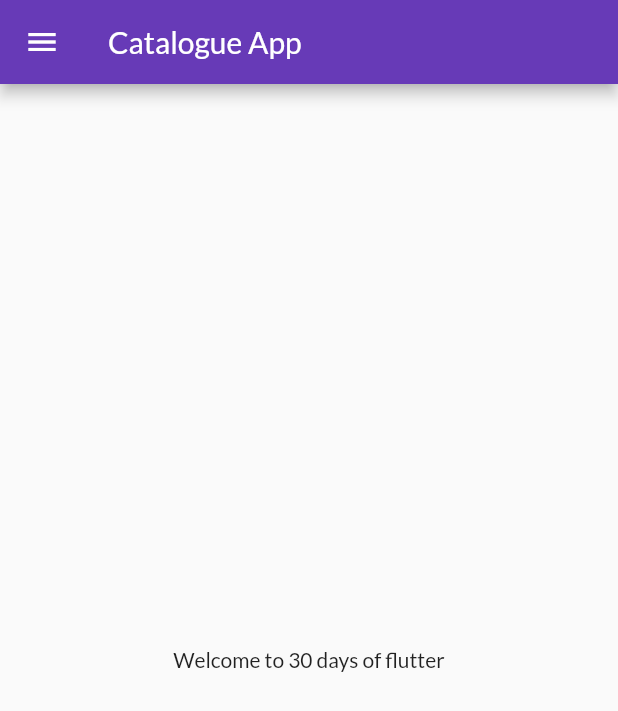
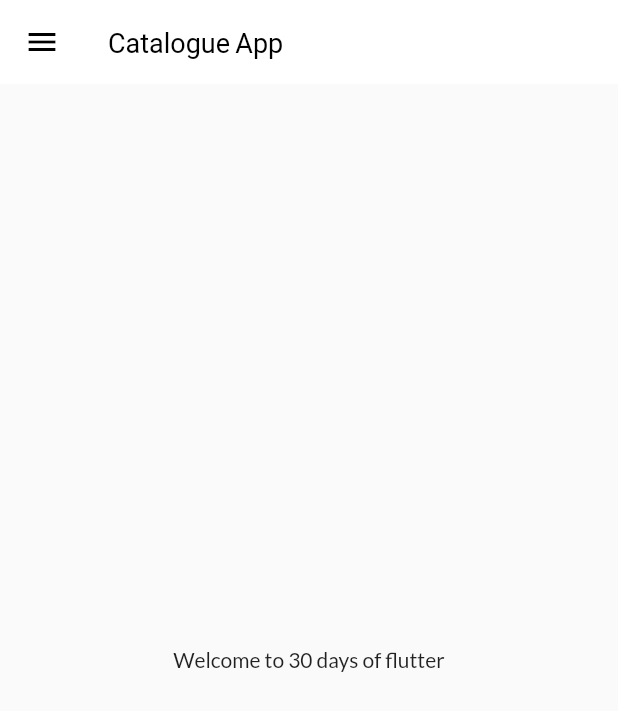
Before and after one commit to ayushsingh2357/flutterlearningyoutube, a Flutter app: the screen it shows after launch, on a phone screen of 412 x 824 dp. Shown: the top 711 px of the screen. Run offline on Flutter 3.47's test engine with Material 2 defaults, Android fonts, the phone set to English and light mode, and no system bars; our stand-ins replace google_fonts.

Commit message:
theme extracted

```diff
--- a/lib/main.dart
+++ b/lib/main.dart
@@ -2,7 +2,7 @@ import 'package:flutter/material.dart';
 import 'package:flutter_application_1/pages/home_page.dart';
 import 'package:flutter_application_1/pages/login_page.dart';
 import 'package:flutter_application_1/util/routes.dart';
-import 'package:google_fonts/google_fonts.dart';
+import 'package:flutter_application_1/widgets/theme.dart';
 
 void main() {
   runApp(MyApp());
@@ -13,10 +13,8 @@ class MyApp extends StatelessWidget {
   Widget build(BuildContext context) {
     return MaterialApp(
       themeMode: ThemeMode.light,
-      theme: ThemeData(
-        primarySwatch: Colors.deepPurple,
-        fontFamily: GoogleFonts.lato().fontFamily,
-      ),
+      theme: Mytheme.lighttheme(context),
+      darkTheme: Mytheme.darktheme(context),
       debugShowCheckedModeBanner: false,
       routes: {
         "/": (context) => Homepage(),
--- a/lib/widgets/drawer.dart
+++ b/lib/widgets/drawer.dart
@@ -62,6 +62,7 @@ class MyDrawer extends StatelessWidget {
           ),
         ],
       ),
-    ));
+    )
+    );
   }
 }
--- /dev/null
+++ b/lib/widgets/theme.dart
@@ -0,0 +1,21 @@
+import 'package:flutter/material.dart';
+import 'package:google_fonts/google_fonts.dart';
+
+class Mytheme {
+  static ThemeData lighttheme(BuildContext context) => ThemeData(
+      primarySwatch: Colors.deepPurple,
+      fontFamily: GoogleFonts.lato().fontFamily,
+      appBarTheme: AppBarTheme(
+          elevation: 0.0,
+          color: Colors.white,
+          iconTheme: IconThemeData(
+            color: Colors.black,
+          ),
+          titleTextStyle: TextStyle(
+            color: Colors.black,
+            fontSize: 18,
+          )));
+  static ThemeData darktheme(BuildContext context) => ThemeData(
+        brightness: Brightness.dark,
+      );
+}
```
